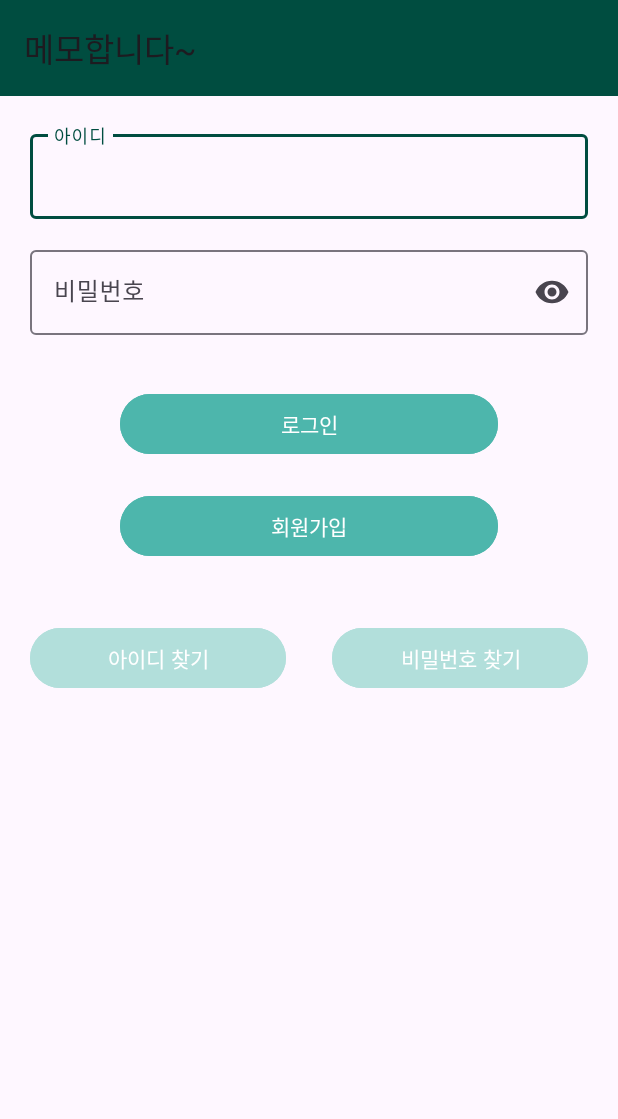
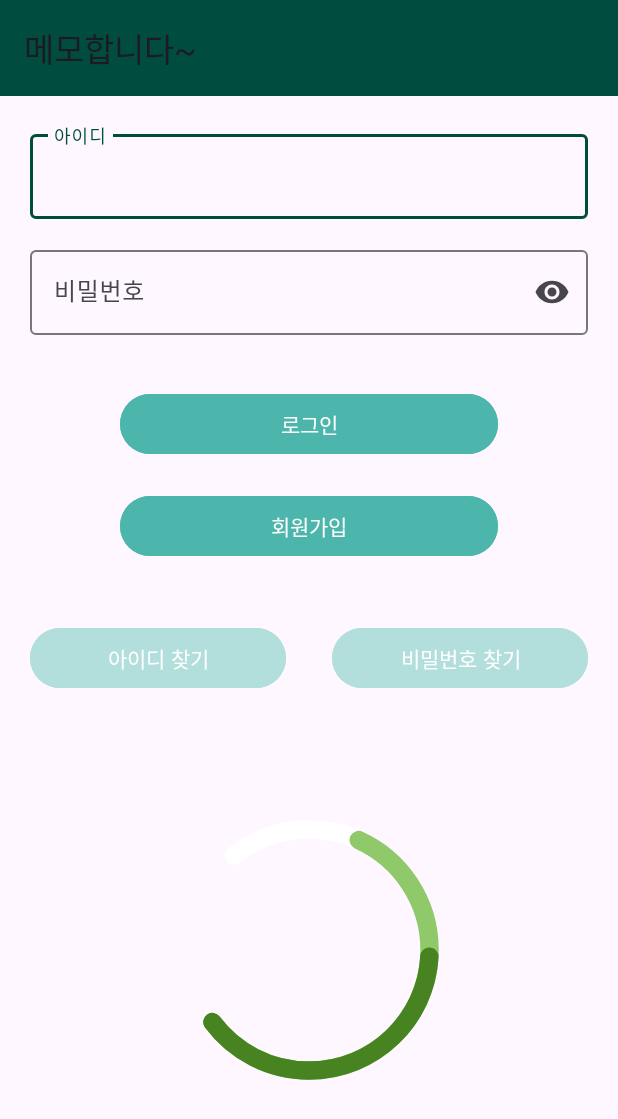
Before and after one commit to seongukHEO/UseMVVM, an Android app: the screen it shows after launch (MainActivity), after a tap on "로그인", on a phone screen of 412 x 824 dp. Shown: the top 1119 px of the screen. Run offline under Robolectric (Android 15) with nearby library versions, the phone set to English and light mode, and no system bars; our stand-ins replace data binding; 4 statements that could not run were skipped.

Commit message:
feat : 로그인 Lottie추가

```diff
--- a/app/build.gradle.kts
+++ b/app/build.gradle.kts
@@ -45,6 +45,7 @@ dependencies {
     implementation("androidx.appcompat:appcompat:1.6.1")
     implementation("com.google.android.material:material:1.11.0")
     implementation("androidx.constraintlayout:constraintlayout:2.1.4")
+    implementation("com.airbnb.android:lottie:6.3.0")
     testImplementation("junit:junit:4.13.2")
     androidTestImplementation("androidx.test.ext:junit:1.1.5")
     androidTestImplementation("androidx.test.espresso:espresso-core:3.5.1")
--- a/app/src/main/java/kr/co/lion/android01/firstusemvvmproject/fragment/LoginFragment.kt
+++ b/app/src/main/java/kr/co/lion/android01/firstusemvvmproject/fragment/LoginFragment.kt
@@ -1,15 +1,24 @@
 package kr.co.lion.android01.firstusemvvmproject.fragment
 
+import android.animation.Animator
+import android.content.DialogInterface
+import android.content.Intent
 import android.os.Bundle
 import androidx.fragment.app.Fragment
 import android.view.LayoutInflater
 import android.view.View
 import android.view.ViewGroup
 import androidx.databinding.DataBindingUtil
+import androidx.lifecycle.lifecycleScope
+import kotlinx.coroutines.delay
+import kotlinx.coroutines.launch
 import kr.co.lion.android01.firstusemvvmproject.FragmentName
 import kr.co.lion.android01.firstusemvvmproject.MainActivity
 import kr.co.lion.android01.firstusemvvmproject.R
+import kr.co.lion.android01.firstusemvvmproject.activity.LoginActivity
 import kr.co.lion.android01.firstusemvvmproject.databinding.FragmentLoginBinding
+import kr.co.lion.android01.firstusemvvmproject.showDialog
+import kr.co.lion.android01.firstusemvvmproject.showSoftInput
 
 import kr.co.lion.android01.firstusemvvmproject.viewModel.LoginViewModel
 
@@ -50,6 +59,10 @@ class LoginFragment : Fragment() {
         fragmentLoginBinding.apply {
             //로그인 버튼
             buttonMainLogin.setOnClickListener {
+                val chk = checkOK()
+                if (chk == true){
+                    lottieUse()
+                }
 
             }
             //회원가입 버튼
@@ -67,4 +80,58 @@ class LoginFragment : Fragment() {
         }
     }
 
+
+    // 유효성 검사
+    private fun checkOK():Boolean{
+        fragmentLoginBinding.apply {
+            val userId = loginViewModel!!.textMainId.value!!
+            val userPw = loginViewModel!!.textMainPw.value!!
+
+            if (userId.trim().isEmpty()){
+                mainActivity.showDialog("아이디 입력 오류", "아이디를 입력해주세요"){ dialogInterface: DialogInterface, i: Int ->
+                    mainActivity.showSoftInput(textMainId, mainActivity)
+                }
+                return false
+            }
+            if (userPw.trim().isEmpty()){
+                mainActivity.showDialog("비밀번호 입력 오류", "비밀번호를 입력해주세요"){ dialogInterface: DialogInterface, i: Int ->
+                    mainActivity.showSoftInput(textMainPW, mainActivity)
+                }
+                return false
+            }
+            return true
+        }
+    }
+
+    //Lottie를 사용하자
+    private fun lottieUse(){
+        fragmentLoginBinding.apply {
+            lottieLinearLayout.visibility = View.VISIBLE
+
+            lottieMain.repeatCount = 0
+            lottieMain.loop(false)
+            lottieMain.addAnimatorListener(object : Animator.AnimatorListener{
+                override fun onAnimationStart(animation: Animator) {
+
+                }
+
+                override fun onAnimationEnd(animation: Animator) {
+                    //애니메이션이 종료되면 이동
+                    val newIntent = Intent(mainActivity, LoginActivity::class.java)
+                    startActivity(newIntent)
+                }
+
+                override fun onAnimationCancel(animation: Animator) {
+
+                }
+
+                override fun onAnimationRepeat(animation: Animator) {
+
+                }
+
+            })
+            lottieMain.playAnimation()
+        }
+    }
+
 }
--- a/app/src/main/java/kr/co/lion/android01/firstusemvvmproject/fragment/SearchIdFragment.kt
+++ b/app/src/main/java/kr/co/lion/android01/firstusemvvmproject/fragment/SearchIdFragment.kt
@@ -81,7 +81,7 @@ class SearchIdFragment : Fragment() {
             val number = searchIdViewModel!!.textSearchIdNumber.value!!
 
             if (number.trim().isEmpty()){
-                mainActivity.showDialog("휴대폰 번호 입력 오류", "휴대폰 번호에 등록된 아이디가 없습니다"){ dialogInterface: DialogInterface, i: Int ->
+                mainActivity.showDialog("휴대폰 번호 입력 오류", "휴대폰 번호를 입력해주세요"){ dialogInterface: DialogInterface, i: Int ->
                     mainActivity.showSoftInput(textSearchIdNumber, mainActivity)
                 }
                 return false
--- a/app/src/main/res/layout/fragment_login.xml
+++ b/app/src/main/res/layout/fragment_login.xml
@@ -104,7 +104,27 @@
                     android:backgroundTint="@color/lastColor"
                     android:text="비밀번호 찾기" />
             </LinearLayout>
+
+            <LinearLayout
+                android:id="@+id/lottieLinearLayout"
+                android:layout_width="match_parent"
+                android:layout_height="match_parent"
+                android:orientation="vertical"
+                android:visibility="gone">
+
+                <com.airbnb.lottie.LottieAnimationView
+                    android:id="@+id/lottieMain"
+                    android:layout_width="wrap_content"
+                    android:layout_height="wrap_content"
+                    android:layout_gravity="center"
+                    app:lottie_autoPlay="true"
+                    app:lottie_rawRes="@raw/lottie_main_login"
+                    app:lottie_repeatCount="1"
+                    app:lottie_loop="true"/>
+
+            </LinearLayout>
         </LinearLayout>
+
     </LinearLayout>
 
 
--- a/app/src/main/res/layout/fragment_search_pw.xml
+++ b/app/src/main/res/layout/fragment_search_pw.xml
@@ -56,7 +56,8 @@
                     android:id="@+id/textSearchPwNumber"
                     android:layout_width="match_parent"
                     android:layout_height="wrap_content"
-                    android:inputType="number" />
+                    android:inputType="number"
+                    android:text="@={searchPwViewModel.textSearchPWNumber}"/>
             </com.google.android.material.textfield.TextInputLayout>
 
             <Button
```
Also changed, not shown: app/src/main/java/kr/co/lion/android01/firstusemvvmproject/fragment/SearchPwFragment.kt (+80 -40 lines), app/src/main/res/raw/lottie_main_login.json (added, +1 -0 lines).
